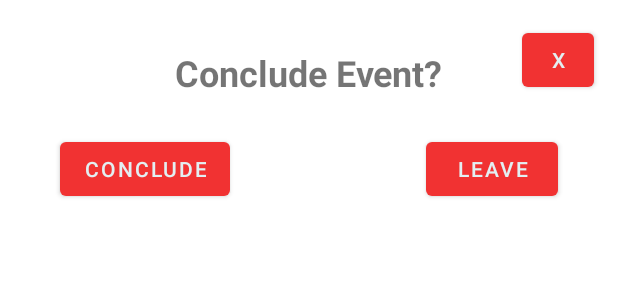
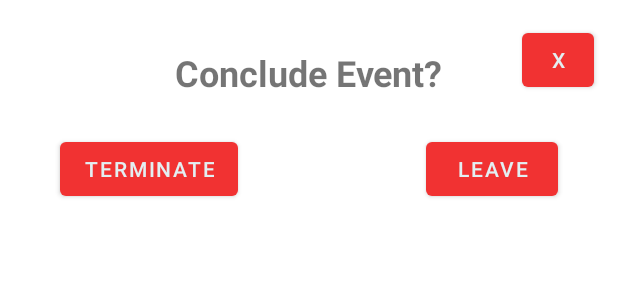
Before and after one commit to lamyaekerouad25/FitApp, an Android app: the layout popup_conclude_event.xml on its own in the app's theme, with its tools: preview values and no code run, on a phone screen of 412 x 824 dp. Shown: the top 300 px of the screen. Run offline under Robolectric (Android 15) with nearby library versions, the phone set to English and light mode, and no system bars.

```diff
--- a/app/src/main/res/layout/activity_admin_login.xml
+++ b/app/src/main/res/layout/activity_admin_login.xml
@@ -20,7 +20,7 @@
             android:id="@+id/et_username"
             android:layout_width="match_parent"
             android:layout_height="wrap_content"
-            android:hint="email"
+            android:hint="username"
             android:singleLine="true"
             android:maxLines="1"/>
     </com.google.android.material.textfield.TextInputLayout>
--- a/app/src/main/res/layout/popup_conclude_event.xml
+++ b/app/src/main/res/layout/popup_conclude_event.xml
@@ -38,7 +38,7 @@
         android:layout_marginStart="40dp"
         android:layout_marginTop="24dp"
         android:layout_marginBottom="16dp"
-        android:text="Conclude"
+        android:text="terminate"
         app:layout_constraintBottom_toBottomOf="parent"
         app:layout_constraintStart_toStartOf="parent"
         app:layout_constraintTop_toBottomOf="@+id/textDelete"
```
